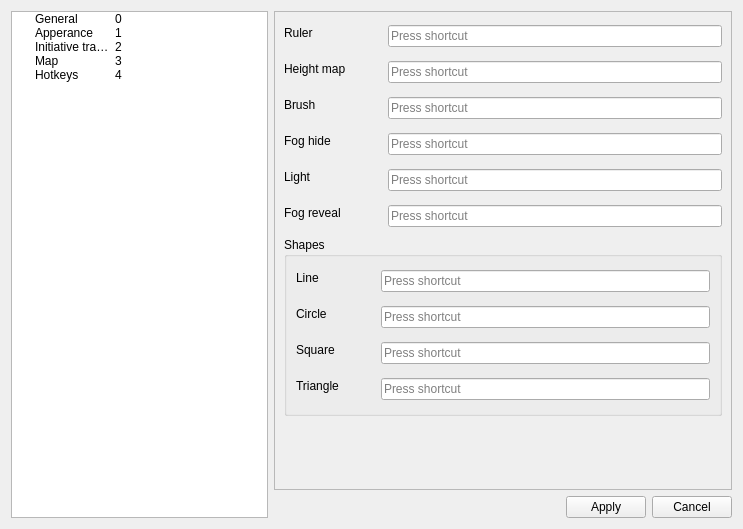
Technohamster-py/dm-assist, file settingsdialog.ui: the form before one commit.
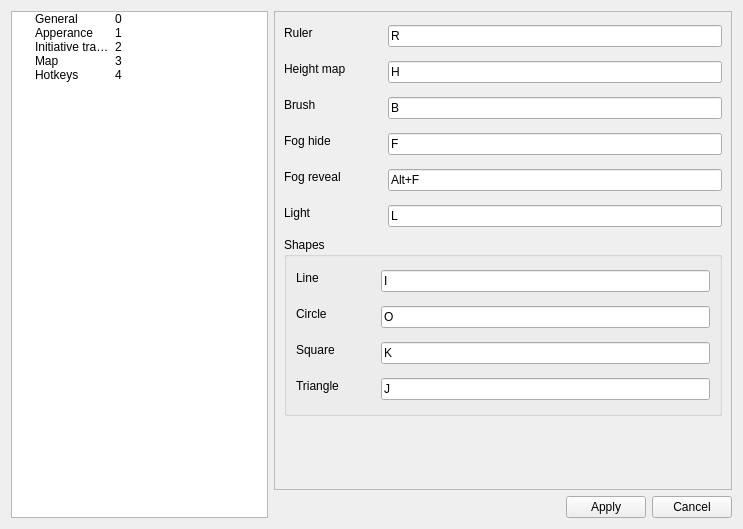
The form after the commit. The open tabs and pages were chosen to show the change. Icons and pictures are not drawn.

Commit message: Назначены шорткаты по-умолчанию

The edit to the form file:
```diff
--- a/settingsdialog.ui
+++ b/settingsdialog.ui
@@ -557,8 +557,8 @@
              <rect>
               <x>0</x>
               <y>0</y>
-              <width>172</width>
-              <height>444</height>
+              <width>476</width>
+              <height>474</height>
              </rect>
             </property>
             <layout class="QVBoxLayout" name="verticalLayout_2">
@@ -599,7 +599,11 @@
                   </widget>
                  </item>
                  <item>
-                  <widget class="QKeySequenceEdit" name="rulerEdit"/>
+                  <widget class="QKeySequenceEdit" name="rulerEdit">
+                   <property name="keySequence">
+                    <string>R</string>
+                   </property>
+                  </widget>
                  </item>
                 </layout>
                </item>
@@ -638,7 +642,11 @@
                   </widget>
                  </item>
                  <item>
-                  <widget class="QKeySequenceEdit" name="heightEdit"/>
+                  <widget class="QKeySequenceEdit" name="heightEdit">
+                   <property name="keySequence">
+                    <string>H</string>
+                   </property>
+                  </widget>
                  </item>
                 </layout>
                </item>
@@ -683,7 +691,11 @@
                   </widget>
                  </item>
                  <item>
-                  <widget class="QKeySequenceEdit" name="brushEdit"/>
+                  <widget class="QKeySequenceEdit" name="brushEdit">
+                   <property name="keySequence">
+                    <string>B</string>
+                   </property>
+                  </widget>
                  </item>
                 </layout>
                </item>
@@ -722,57 +734,22 @@
                   </widget>
                  </item>
                  <item>
-                  <widget class="QKeySequenceEdit" name="fogHideEdit"/>
+                  <widget class="QKeySequenceEdit" name="fogHideEdit">
+                   <property name="keySequence">
+                    <string>F</string>
+                   </property>
+                  </widget>
                  </item>
                 </layout>
                </item>
                <item row="4" column="0">
-                <widget class="QLabel" name="lightLabel">
-                 <property name="text">
-                  <string>Light</string>
-                 </property>
-                </widget>
-               </item>
-               <item row="4" column="1">
-                <layout class="QHBoxLayout" name="lightLayout">
-                 <item>
-                  <widget class="QLabel" name="lightIcon">
-                   <property name="minimumSize">
-                    <size>
-                     <width>30</width>
-                     <height>30</height>
-                    </size>
-                   </property>
-                   <property name="maximumSize">
-                    <size>
-                     <width>30</width>
-                     <height>30</height>
-                    </size>
-                   </property>
-                   <property name="text">
-                    <string/>
-                   </property>
-                   <property name="pixmap">
-                    <pixmap resource="static/app_resources.qrc">:/map/torch.svg</pixmap>
-                   </property>
-                   <property name="scaledContents">
-                    <bool>true</bool>
-                   </property>
-                  </widget>
-                 </item>
-                 <item>
-                  <widget class="QKeySequenceEdit" name="lightEdit"/>
-                 </item>
-                </layout>
-               </item>
-               <item row="5" column="0">
                 <widget class="QLabel" name="fogRevealLabel">
                  <property name="text">
                   <string>Fog reveal</string>
                  </property>
                 </widget>
                </item>
-               <item row="5" column="1">
+               <item row="4" column="1">
                 <layout class="QHBoxLayout" name="fogRevealLayout">
                  <item>
                   <widget class="QLabel" name="fogRevealIcon">
@@ -800,7 +777,54 @@
                   </widget>
                  </item>
                  <item>
-                  <widget class="QKeySequenceEdit" name="fogRevealEdit"/>
+                  <widget class="QKeySequenceEdit" name="fogRevealEdit">
+                   <property name="keySequence">
+                    <string>Alt+F</string>
+                   </property>
+                  </widget>
+                 </item>
+                </layout>
+               </item>
+               <item row="5" column="0">
+                <widget class="QLabel" name="lightLabel">
+                 <property name="text">
+                  <string>Light</string>
+                 </property>
+                </widget>
+               </item>
+               <item row="5" column="1">
+                <layout class="QHBoxLayout" name="lightLayout">
+                 <item>
+                  <widget class="QLabel" name="lightIcon">
+                   <property name="minimumSize">
+                    <size>
+                     <width>30</width>
+                     <height>30</height>
+                    </size>
+                   </property>
+                   <property name="maximumSize">
+                    <size>
+                     <width>30</width>
+                     <height>30</height>
+                    </size>
+                   </property>
+                   <property name="text">
+                    <string/>
+                   </property>
+                   <property name="pixmap">
+                    <pixmap resource="static/app_resources.qrc">:/map/torch.svg</pixmap>
+                   </property>
+                   <property name="scaledContents">
+                    <bool>true</bool>
+                   </property>
+                  </widget>
+                 </item>
+                 <item>
+                  <widget class="QKeySequenceEdit" name="lightEdit">
+                   <property name="keySequence">
+                    <string>L</string>
+                   </property>
+                  </widget>
                  </item>
                 </layout>
                </item>
@@ -847,7 +871,11 @@
                    </widget>
                   </item>
                   <item>
-                   <widget class="QKeySequenceEdit" name="lineEdit"/>
+                   <widget class="QKeySequenceEdit" name="lineEdit">
+                    <property name="keySequence">
+                     <string>I</string>
+                    </property>
+                   </widget>
                   </item>
                  </layout>
                 </item>
@@ -886,7 +914,11 @@
                    </widget>
                   </item>
                   <item>
-                   <widget class="QKeySequenceEdit" name="circleEdit"/>
+                   <widget class="QKeySequenceEdit" name="circleEdit">
+                    <property name="keySequence">
+                     <string>O</string>
+                    </property>
+                   </widget>
                   </item>
                  </layout>
                 </item>
@@ -925,7 +957,11 @@
                    </widget>
                   </item>
                   <item>
-                   <widget class="QKeySequenceEdit" name="squareEdit"/>
+                   <widget class="QKeySequenceEdit" name="squareEdit">
+                    <property name="keySequence">
+                     <string>K</string>
+                    </property>
+                   </widget>
                   </item>
                  </layout>
                 </item>
@@ -964,7 +1000,11 @@
                    </widget>
                   </item>
                   <item>
-                   <widget class="QKeySequenceEdit" name="triangleEdit"/>
+                   <widget class="QKeySequenceEdit" name="triangleEdit">
+                    <property name="keySequence">
+                     <string>J</string>
+                    </property>
+                   </widget>
                   </item>
                  </layout>
                 </item>
```
Left out of the diff: 2 changed lines with no effect on the pictures.
